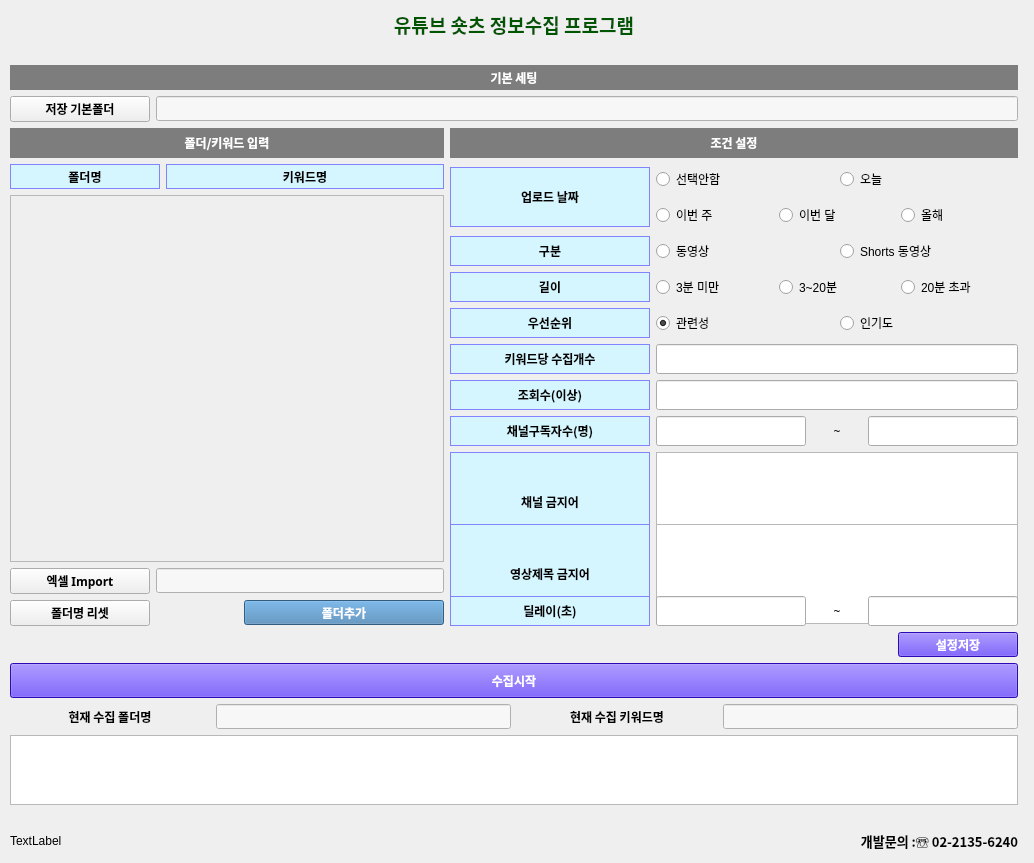
Old version of the form 숏폼git1.2/youtube1.1.ui in the repository kjg0898-dot/short12code.
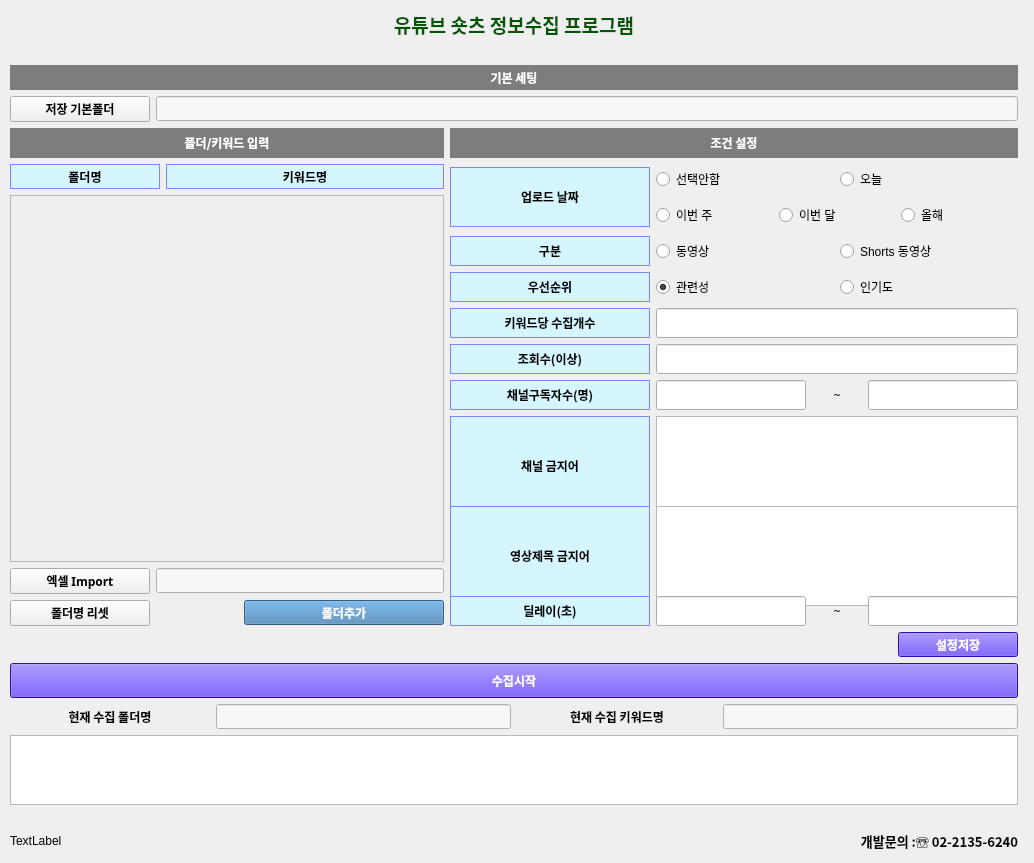
New version of the form.

Commit message:
길이 필터 기능 제거
- Python 코드에서 길이 필터 관련 코드 삭제 (length_check, length_text 등)
- UI 파일에서 길이 필터 섹션 제거 (3분 미만/3~20분/20분 초과)
- 필터 적용 단계에서 길이 필터 제외

The edit to the form file:
```diff
--- a/숏폼git1.2/youtube1.1.ui
+++ b/숏폼git1.2/youtube1.1.ui
@@ -710,113 +710,6 @@
           </item>
          </layout>
         </item>
-        <item>
-         <layout class="QHBoxLayout" name="horizontalLayout_length">
-          <item>
-           <widget class="QLabel" name="label_length">
-            <property name="minimumSize">
-             <size>
-              <width>200</width>
-              <height>30</height>
-             </size>
-            </property>
-            <property name="maximumSize">
-             <size>
-              <width>200</width>
-              <height>30</height>
-             </size>
-            </property>
-            <property name="font">
-             <font>
-              <family>맑은 고딕</family>
-              <weight>75</weight>
-              <bold>true</bold>
-             </font>
-            </property>
-            <property name="styleSheet">
-             <string notr="true">background-color:rgb(213, 246, 255);
-color:rgb(0, 0, 0);
-border: 1px solid #8183ff;</string>
-            </property>
-            <property name="text">
-             <string>길이</string>
-            </property>
-            <property name="alignment">
-             <set>Qt::AlignCenter</set>
-            </property>
-           </widget>
-          </item>
-          <item>
-           <widget class="QRadioButton" name="length_btn_1">
-            <property name="minimumSize">
-             <size>
-              <width>80</width>
-              <height>30</height>
-             </size>
-            </property>
-            <property name="maximumSize">
-             <size>
-              <width>16777215</width>
-              <height>30</height>
-             </size>
-            </property>
-            <property name="cursor">
-             <cursorShape>PointingHandCursor</cursorShape>
-            </property>
-            <property name="text">
-             <string>3분 미만</string>
-            </property>
-            <property name="checked">
-             <bool>true</bool>
-            </property>
-           </widget>
-          </item>
-          <item>
-           <widget class="QRadioButton" name="length_btn_2">
-            <property name="minimumSize">
-             <size>
-              <width>80</width>
-              <height>30</height>
-             </size>
-            </property>
-            <property name="maximumSize">
-             <size>
-              <width>16777215</width>
-              <height>30</height>
-             </size>
-            </property>
-            <property name="cursor">
-             <cursorShape>PointingHandCursor</cursorShape>
-            </property>
-            <property name="text">
-             <string>3~20분</string>
-            </property>
-           </widget>
-          </item>
-          <item>
-           <widget class="QRadioButton" name="length_btn_3">
-            <property name="minimumSize">
-             <size>
-              <width>80</width>
-              <height>30</height>
-             </size>
-            </property>
-            <property name="maximumSize">
-             <size>
-              <width>16777215</width>
-              <height>30</height>
-             </size>
-            </property>
-            <property name="cursor">
-             <cursorShape>PointingHandCursor</cursorShape>
-            </property>
-            <property name="text">
-             <string>20분 초과</string>
-            </property>
-           </widget>
-          </item>
-         </layout>
-        </item>
         <item>
          <layout class="QHBoxLayout" name="horizontalLayout_priority">
           <item>
```
The commit also changes 1 other file.
